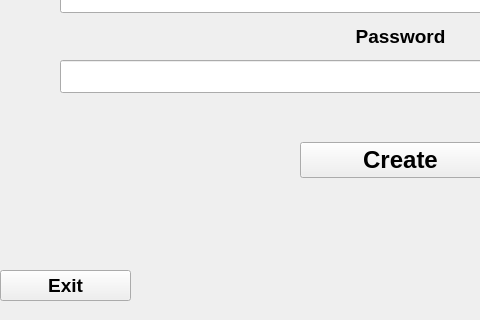
Old version of the form EmailManager/SignUpScreen.ui in the repository bytesenseidk/Machine-Learning; both pictures show x 0 to 480 and y 280 to 600 of the 800 by 600 pixel window.
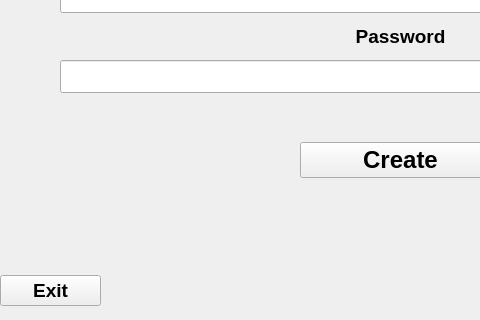
New version of the form.

```diff
--- a/EmailManager/SignUpScreen.ui
+++ b/EmailManager/SignUpScreen.ui
@@ -205,9 +205,9 @@
     <property name="geometry">
      <rect>
       <x>0</x>
-      <y>530</y>
-      <width>131</width>
-      <height>71</height>
+      <y>540</y>
+      <width>101</width>
+      <height>61</height>
      </rect>
     </property>
     <layout class="QVBoxLayout" name="BottomLayout_2">
```
Left out of the diff: 8 changed lines with no effect on the pictures.
